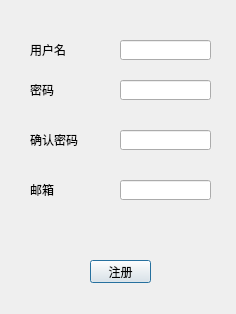
Old version of the form login/register.ui in the repository junchaoni/git_login.
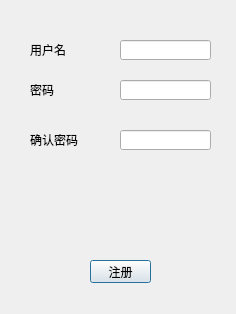
New version of the form.

Diff of the .ui file:
```diff
--- a/login/register.ui
+++ b/login/register.ui
@@ -52,19 +52,6 @@
     <string>确认密码</string>
    </property>
   </widget>
-  <widget class="QLabel" name="labelEmail">
-   <property name="geometry">
-    <rect>
-     <x>30</x>
-     <y>180</y>
-     <width>72</width>
-     <height>20</height>
-    </rect>
-   </property>
-   <property name="text">
-    <string>邮箱</string>
-   </property>
-  </widget>
   <widget class="QLineEdit" name="lineEditName">
    <property name="geometry">
     <rect>
@@ -95,16 +82,6 @@
     </rect>
    </property>
   </widget>
-  <widget class="QLineEdit" name="lineEditEmail">
-   <property name="geometry">
-    <rect>
-     <x>120</x>
-     <y>180</y>
-     <width>91</width>
-     <height>20</height>
-    </rect>
-   </property>
-  </widget>
   <widget class="QPushButton" name="registerCheckButton">
    <property name="geometry">
     <rect>
```
